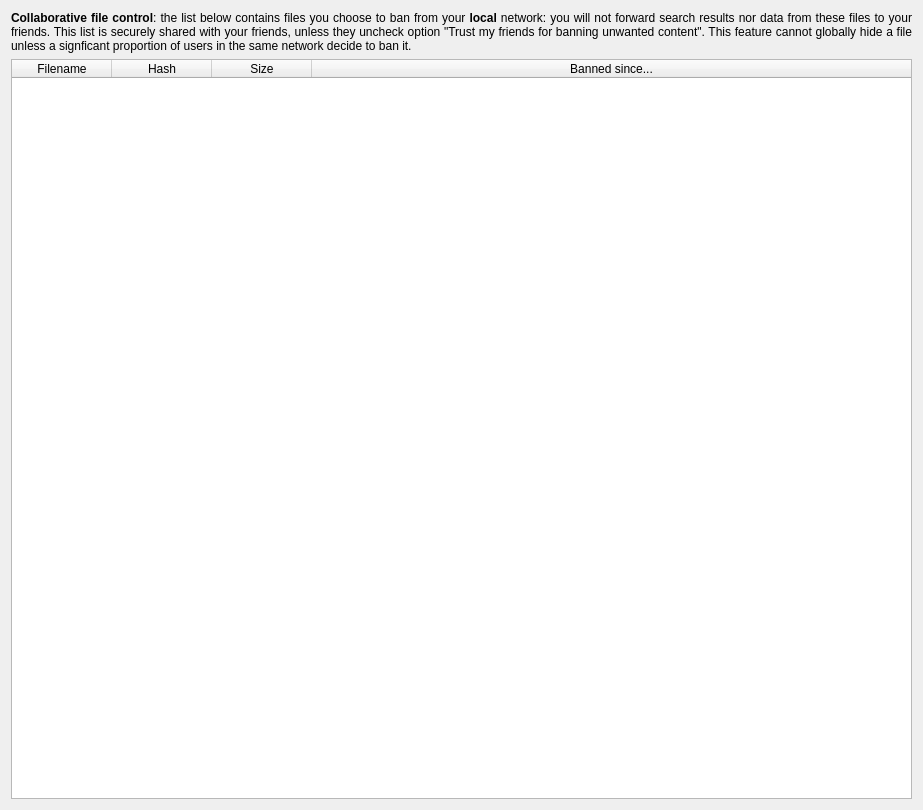
The window that retroshare-gui/src/gui/FileTransfer/BannedFilesDialog.ui (RetroShare/RetroShare) describes before a commit, drawn with Qt 5.
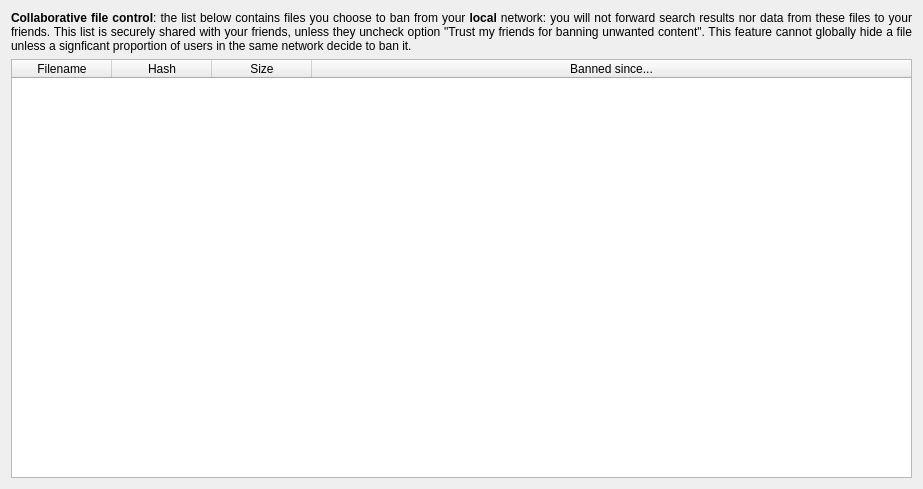
The same window after the commit.

Commit message: Fixed the default dimensions & enabled min and max feature

The edit to the form file:
```diff
--- a/retroshare-gui/src/gui/FileTransfer/BannedFilesDialog.ui
+++ b/retroshare-gui/src/gui/FileTransfer/BannedFilesDialog.ui
@@ -7,7 +7,7 @@
     <x>0</x>
     <y>0</y>
     <width>923</width>
-    <height>810</height>
+    <height>489</height>
    </rect>
   </property>
   <layout class="QVBoxLayout" name="verticalLayout">
```
The commit also changes 1 other file.
